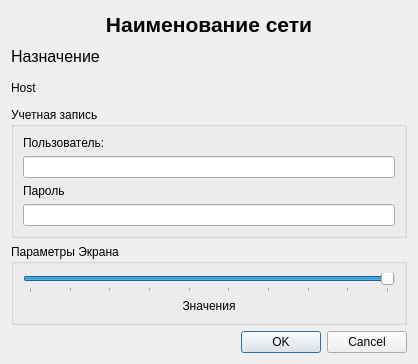
Above: Rdp/rdpconnecteditdialog.ui from rust3128/Spacer before the change. Below: the same form after it.
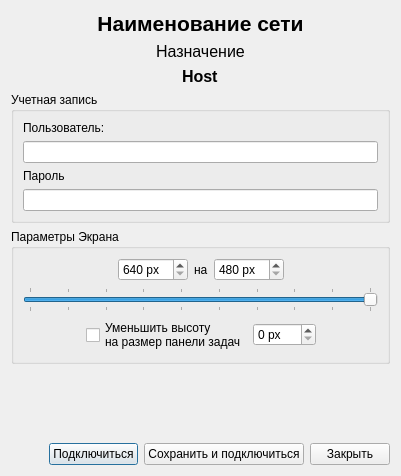
That is the form after the change.

Patch:
```diff
--- a/Rdp/rdpconnecteditdialog.ui
+++ b/Rdp/rdpconnecteditdialog.ui
@@ -6,58 +6,14 @@
    <rect>
     <x>0</x>
     <y>0</y>
-    <width>418</width>
-    <height>364</height>
+    <width>401</width>
+    <height>476</height>
    </rect>
   </property>
   <property name="windowTitle">
    <string>Dialog</string>
   </property>
   <layout class="QGridLayout" name="gridLayout_3">
-   <item row="0" column="0">
-    <widget class="QLabel" name="labelNetworkName">
-     <property name="font">
-      <font>
-       <pointsize>16</pointsize>
-       <bold>true</bold>
-      </font>
-     </property>
-     <property name="text">
-      <string>Наименование сети</string>
-     </property>
-     <property name="scaledContents">
-      <bool>true</bool>
-     </property>
-     <property name="alignment">
-      <set>Qt::AlignCenter</set>
-     </property>
-    </widget>
-   </item>
-   <item row="1" column="0">
-    <widget class="QLabel" name="labelServerType">
-     <property name="font">
-      <font>
-       <pointsize>12</pointsize>
-      </font>
-     </property>
-     <property name="text">
-      <string>Назначение</string>
-     </property>
-     <property name="scaledContents">
-      <bool>true</bool>
-     </property>
-     <property name="openExternalLinks">
-      <bool>false</bool>
-     </property>
-    </widget>
-   </item>
-   <item row="2" column="0">
-    <widget class="QLabel" name="labelHost">
-     <property name="text">
-      <string>Host</string>
-     </property>
-    </widget>
-   </item>
    <item row="3" column="0">
     <widget class="QGroupBox" name="groupBox">
      <property name="title">
@@ -95,13 +51,63 @@
      </layout>
     </widget>
    </item>
+   <item row="0" column="0">
+    <widget class="QLabel" name="labelNetworkName">
+     <property name="font">
+      <font>
+       <pointsize>16</pointsize>
+       <bold>true</bold>
+      </font>
+     </property>
+     <property name="text">
+      <string>Наименование сети</string>
+     </property>
+     <property name="scaledContents">
+      <bool>true</bool>
+     </property>
+     <property name="alignment">
+      <set>Qt::AlignCenter</set>
+     </property>
+    </widget>
+   </item>
+   <item row="2" column="0" alignment="Qt::AlignHCenter">
+    <widget class="QLabel" name="labelHost">
+     <property name="font">
+      <font>
+       <pointsize>12</pointsize>
+       <bold>true</bold>
+      </font>
+     </property>
+     <property name="text">
+      <string>Host</string>
+     </property>
+    </widget>
+   </item>
+   <item row="1" column="0" alignment="Qt::AlignHCenter">
+    <widget class="QLabel" name="labelServerType">
+     <property name="font">
+      <font>
+       <pointsize>12</pointsize>
+      </font>
+     </property>
+     <property name="text">
+      <string>Назначение</string>
+     </property>
+     <property name="scaledContents">
+      <bool>true</bool>
+     </property>
+     <property name="openExternalLinks">
+      <bool>false</bool>
+     </property>
+    </widget>
+   </item>
    <item row="4" column="0">
     <widget class="QGroupBox" name="groupBox_2">
      <property name="title">
       <string>Параметры Экрана</string>
      </property>
      <layout class="QGridLayout" name="gridLayout_2">
-      <item row="0" column="0">
+      <item row="1" column="0">
        <widget class="QSlider" name="horizontalSlider">
         <property name="minimum">
          <number>1</number>
@@ -125,32 +131,180 @@
          <bool>false</bool>
         </property>
         <property name="tickPosition">
-         <enum>QSlider::TicksBelow</enum>
+         <enum>QSlider::TicksBothSides</enum>
         </property>
        </widget>
       </item>
-      <item row="1" column="0">
-       <widget class="QLabel" name="labelSlider">
-        <property name="text">
-         <string>Значения</string>
-        </property>
-        <property name="alignment">
-         <set>Qt::AlignCenter</set>
-        </property>
-       </widget>
+      <item row="3" column="0">
+       <layout class="QHBoxLayout" name="horizontalLayout_2">
+        <item>
+         <spacer name="horizontalSpacer_4">
+          <property name="orientation">
+           <enum>Qt::Horizontal</enum>
+          </property>
+          <property name="sizeHint" stdset="0">
+           <size>
+            <width>40</width>
+            <height>20</height>
+           </size>
+          </property>
+         </spacer>
+        </item>
+        <item>
+         <widget class="QCheckBox" name="checkBoxPanel">
+          <property name="text">
+           <string>Уменьшить высоту
+на размер панели задач</string>
+          </property>
+         </widget>
+        </item>
+        <item>
+         <widget class="QSpinBox" name="spinBoxPanel">
+          <property name="suffix">
+           <string> px</string>
+          </property>
+          <property name="maximum">
+           <number>200</number>
+          </property>
+         </widget>
+        </item>
+        <item>
+         <spacer name="horizontalSpacer_3">
+          <property name="orientation">
+           <enum>Qt::Horizontal</enum>
+          </property>
+          <property name="sizeHint" stdset="0">
+           <size>
+            <width>40</width>
+            <height>20</height>
+           </size>
+          </property>
+         </spacer>
+        </item>
+       </layout>
+      </item>
+      <item row="0" column="0">
+       <layout class="QHBoxLayout" name="horizontalLayout">
+        <item>
+         <spacer name="horizontalSpacer">
+          <property name="orientation">
+           <enum>Qt::Horizontal</enum>
+          </property>
+          <property name="sizeHint" stdset="0">
+           <size>
+            <width>40</width>
+            <height>20</height>
+           </size>
+          </property>
+         </spacer>
+        </item>
+        <item>
+         <widget class="QSpinBox" name="spinBoxWidth">
+          <property name="suffix">
+           <string> px</string>
+          </property>
+          <property name="minimum">
+           <number>640</number>
+          </property>
+          <property name="maximum">
+           <number>1920</number>
+          </property>
+         </widget>
+        </item>
+        <item>
+         <widget class="QLabel" name="label_3">
+          <property name="text">
+           <string>на</string>
+          </property>
+         </widget>
+        </item>
+        <item>
+         <widget class="QSpinBox" name="spinBoxHeight">
+          <property name="suffix">
+           <string> px</string>
+          </property>
+          <property name="minimum">
+           <number>480</number>
+          </property>
+          <property name="maximum">
+           <number>1200</number>
+          </property>
+          <property name="singleStep">
+           <number>10</number>
+          </property>
+          <property name="value">
+           <number>480</number>
+          </property>
+         </widget>
+        </item>
+        <item>
+         <spacer name="horizontalSpacer_2">
+          <property name="orientation">
+           <enum>Qt::Horizontal</enum>
+          </property>
+          <property name="sizeHint" stdset="0">
+           <size>
+            <width>40</width>
+            <height>20</height>
+           </size>
+          </property>
+         </spacer>
+        </item>
+       </layout>
       </item>
      </layout>
     </widget>
    </item>
+   <item row="6" column="0">
+    <layout class="QHBoxLayout" name="horizontalLayout_3">
+     <item>
+      <spacer name="horizontalSpacer_5">
+       <property name="orientation">
+        <enum>Qt::Horizontal</enum>
+       </property>
+       <property name="sizeHint" stdset="0">
+        <size>
+         <width>40</width>
+         <height>20</height>
+        </size>
+       </property>
+      </spacer>
+     </item>
+     <item>
+      <widget class="QPushButton" name="pushButtonConnect">
+       <property name="text">
+        <string>Подключиться</string>
+       </property>
+      </widget>
+     </item>
+     <item>
+      <widget class="QPushButton" name="pushButtonSaveConn">
+       <property name="text">
+        <string>Сохранить и подключиться</string>
+       </property>
+      </widget>
+     </item>
+     <item>
+      <widget class="QPushButton" name="pushButtonClose">
+       <property name="text">
+        <string>Закрыть</string>
+       </property>
+      </widget>
+     </item>
+    </layout>
+   </item>
    <item row="5" column="0">
-    <widget class="QDialogButtonBox" name="buttonBox">
+    <spacer name="verticalSpacer">
      <property name="orientation">
-      <enum>Qt::Horizontal</enum>
+      <enum>Qt::Vertical</enum>
      </property>
-     <property name="standardButtons">
-      <set>QDialogButtonBox::Cancel|QDialogButtonBox::Ok</set>
+     <property name="sizeHint" stdset="0">
+      <size>
+       <width>20</width>
+       <height>40</height>
+      </size>
      </property>
-    </widget>
+    </spacer>
    </item>
   </layout>
  </widget>
```
Left out of the diff: 35 changed lines with no effect on the pictures.
